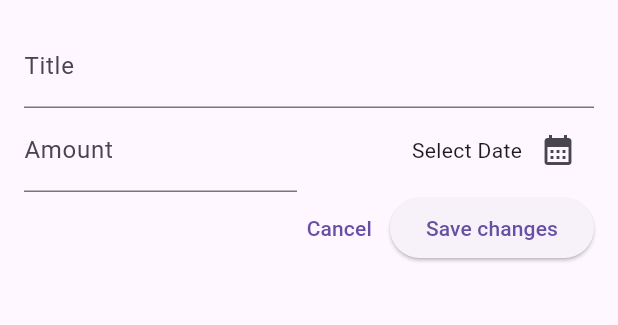
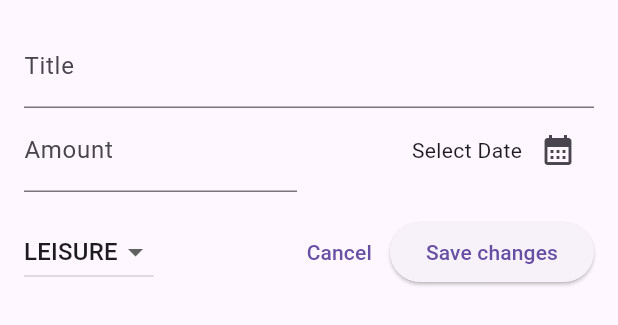
Before and after one commit to iniyananthony2002/expense_tracker, a Flutter app: the NewExpense widget shown alone on an empty page, opened directly, on a phone screen of 412 x 824 dp. Shown: the top 325 px of the screen. Run offline on Flutter 3.47's test engine with Material 2 defaults, Android fonts, the phone set to English and light mode, and no system bars.

Commit message:
added dropdown

```diff
--- a/lib/widgets/new_expense.dart
+++ b/lib/widgets/new_expense.dart
@@ -12,6 +12,7 @@ class _NewExpenseState extends State<NewExpense> {
   final _titlecontroller = TextEditingController();
   final _amountcontroller = TextEditingController();
   DateTime? _selectedDate;
+  Category _selectedCategory = Category.leisure;
 
   void _presentDatePicker() async {
     final now = DateTime.now();
@@ -20,9 +21,11 @@ class _NewExpenseState extends State<NewExpense> {
         initialDate: now,
         firstDate: DateTime(now.year - 10000, now.month, now.day),
         lastDate: now);
-    setState(() {
-      _selectedDate = datePicker;
-    });
+    setState(
+      () {
+        _selectedDate = datePicker;
+      },
+    );
   }
 
   @override
@@ -68,7 +71,9 @@ class _NewExpenseState extends State<NewExpense> {
                   mainAxisAlignment: MainAxisAlignment.end,
                   crossAxisAlignment: CrossAxisAlignment.center,
                   children: [
-                    Text(_selectedDate == null? 'Select Date' : formatter.format(_selectedDate!)),
+                    Text(_selectedDate == null
+                        ? 'Select Date'
+                        : formatter.format(_selectedDate!)),
                     IconButton(
                       onPressed: _presentDatePicker,
                       icon: const Icon(Icons.calendar_month),
@@ -78,8 +83,29 @@ class _NewExpenseState extends State<NewExpense> {
               ),
             ],
           ),
+          const SizedBox(
+            height: 16,
+          ),
           Row(
             children: [
+              DropdownButton(
+                  value: _selectedCategory,
+                  items: Category.values
+                      .map(
+                        (category) => DropdownMenuItem(
+                          value: category,
+                          child: Text(category.name.toUpperCase()),
+                        ),
+                      )
+                      .toList(),
+                  onChanged: (value) {
+                    if (value == null) {
+                      return;
+                    }
+                    setState(() {
+                      _selectedCategory = value;
+                    });
+                  }),
               const Spacer(),
               TextButton(
                 onPressed: () {
```
